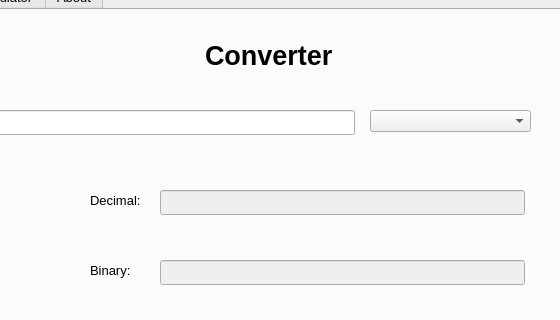
lethinh73/unit-converter, file designs/unit_converter.ui: the form before one commit; both pictures show x 127 to 687 and y 142 to 462 of the 800 by 680 pixel window.
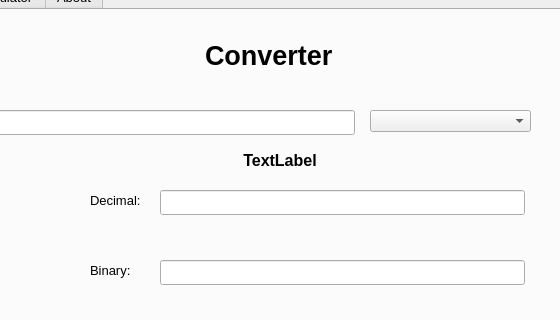
The form after the commit. The open tabs and pages were chosen to show the change.

The edit to the form file:
```diff
--- a/designs/unit_converter.ui
+++ b/designs/unit_converter.ui
@@ -10,6 +10,12 @@
     <height>680</height>
    </rect>
   </property>
+  <property name="maximumSize">
+   <size>
+    <width>800</width>
+    <height>680</height>
+   </size>
+  </property>
   <property name="windowTitle">
    <string>Team Speak</string>
   </property>
@@ -32,7 +38,7 @@
      </font>
     </property>
     <property name="currentIndex">
-     <number>1</number>
+     <number>0</number>
     </property>
     <widget class="QWidget" name="tabConvert">
      <attribute name="title">
@@ -88,7 +94,7 @@
      </widget>
      <widget class="QLineEdit" name="txtDecimal">
       <property name="enabled">
-       <bool>false</bool>
+       <bool>true</bool>
       </property>
       <property name="geometry">
        <rect>
@@ -106,7 +112,7 @@
      </widget>
      <widget class="QLineEdit" name="txtBinary">
       <property name="enabled">
-       <bool>false</bool>
+       <bool>true</bool>
       </property>
       <property name="geometry">
        <rect>
@@ -123,9 +129,6 @@
       </property>
      </widget>
      <widget class="QLineEdit" name="txtSem">
-      <property name="enabled">
-       <bool>false</bool>
-      </property>
       <property name="geometry">
        <rect>
         <x>280</x>
@@ -141,9 +144,6 @@
       </property>
      </widget>
      <widget class="QLineEdit" name="txtHex">
-      <property name="enabled">
-       <bool>false</bool>
-      </property>
       <property name="geometry">
        <rect>
         <x>280</x>
@@ -223,6 +223,29 @@
        <string>CONVERT</string>
       </property>
      </widget>
+     <widget class="QLabel" name="txtError">
+      <property name="geometry">
+       <rect>
+        <x>200</x>
+        <y>135</y>
+        <width>400</width>
+        <height>30</height>
+       </rect>
+      </property>
+      <property name="font">
+       <font>
+        <pointsize>12</pointsize>
+        <weight>75</weight>
+        <bold>true</bold>
+       </font>
+      </property>
+      <property name="text">
+       <string>TextLabel</string>
+      </property>
+      <property name="alignment">
+       <set>Qt::AlignCenter</set>
+      </property>
+     </widget>
     </widget>
     <widget class="QWidget" name="tabCalculate">
      <attribute name="title">
@@ -425,9 +448,6 @@
       </property>
      </widget>
      <widget class="QLineEdit" name="txtResult">
-      <property name="enabled">
-       <bool>false</bool>
-      </property>
       <property name="geometry">
        <rect>
         <x>150</x>
```
